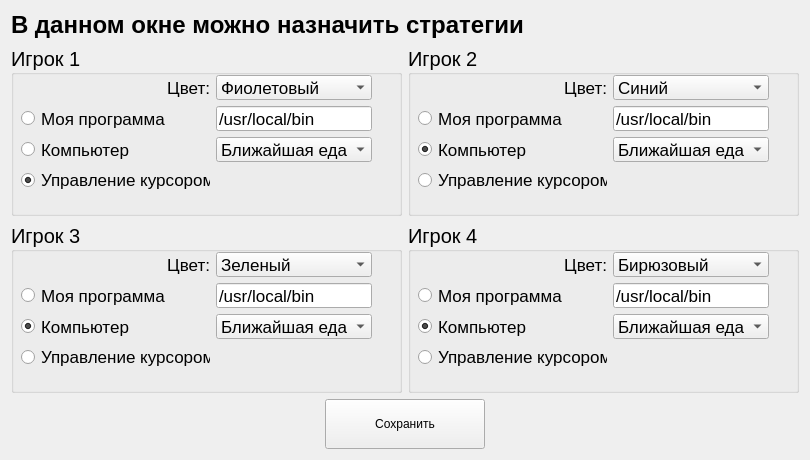
Before: the Qt Designer form agario/local_runner/strategymodal.ui in MailRuChamps/miniaicups, drawn with Qt 5.
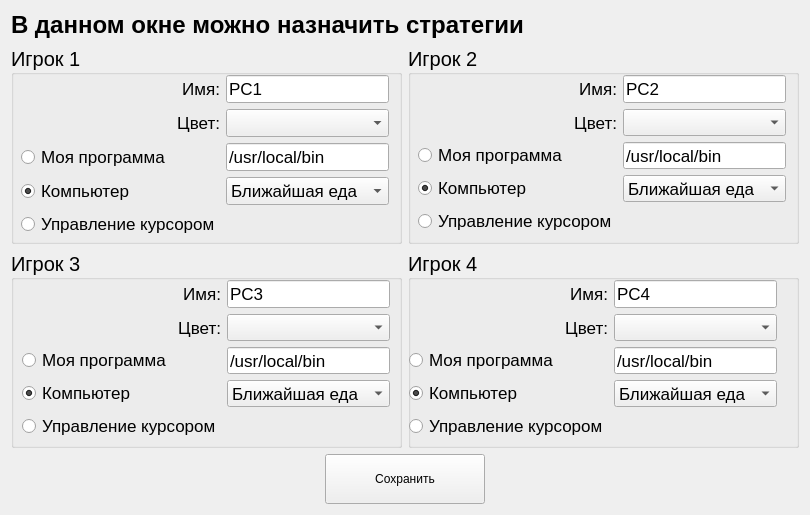
After: the same form once the commit is applied.

Patch:
```diff
--- a/agario/local_runner/strategymodal.ui
+++ b/agario/local_runner/strategymodal.ui
@@ -7,7 +7,7 @@
     <x>0</x>
     <y>0</y>
     <width>810</width>
-    <height>460</height>
+    <height>515</height>
    </rect>
   </property>
   <property name="windowTitle">
@@ -71,56 +71,12 @@
          <rect>
           <x>10</x>
           <y>30</y>
-          <width>351</width>
-          <height>117</height>
+          <width>368</width>
+          <height>164</height>
          </rect>
         </property>
-        <layout class="QGridLayout" name="grid_1">
-         <item row="0" column="1">
-          <widget class="QComboBox" name="cbx_color_1">
-           <property name="font">
-            <font>
-             <pointsize>13</pointsize>
-            </font>
-           </property>
-           <item>
-            <property name="text">
-             <string>Фиолетовый</string>
-            </property>
-           </item>
-           <item>
-            <property name="text">
-             <string>Зеленый</string>
-            </property>
-           </item>
-           <item>
-            <property name="text">
-             <string>Синий</string>
-            </property>
-           </item>
-           <item>
-            <property name="text">
-             <string>Бирюзовый</string>
-            </property>
-           </item>
-          </widget>
-         </item>
-         <item row="3" column="0">
-          <widget class="QRadioButton" name="rbn_mouse_1">
-           <property name="font">
-            <font>
-             <pointsize>13</pointsize>
-            </font>
-           </property>
-           <property name="text">
-            <string>Управление курсором</string>
-           </property>
-           <property name="checked">
-            <bool>true</bool>
-           </property>
-          </widget>
-         </item>
-         <item row="0" column="0">
+        <layout class="QGridLayout" name="gridLayout_2">
+         <item row="1" column="0">
           <widget class="QLabel" name="lbl_color_1">
            <property name="font">
             <font>
@@ -135,7 +91,19 @@
            </property>
           </widget>
          </item>
-         <item row="1" column="0">
+         <item row="0" column="1">
+          <widget class="QLineEdit" name="edt_name_1">
+           <property name="font">
+            <font>
+             <pointsize>13</pointsize>
+            </font>
+           </property>
+           <property name="text">
+            <string>PC1</string>
+           </property>
+          </widget>
+         </item>
+         <item row="2" column="0">
           <widget class="QRadioButton" name="rbn_custom_1">
            <property name="font">
             <font>
@@ -150,7 +118,58 @@
            </property>
           </widget>
          </item>
-         <item row="2" column="0">
+         <item row="2" column="1">
+          <widget class="QLineEdit" name="edt_prog_1">
+           <property name="font">
+            <font>
+             <pointsize>13</pointsize>
+            </font>
+           </property>
+           <property name="text">
+            <string>/usr/local/bin</string>
+           </property>
+          </widget>
+         </item>
+         <item row="1" column="1">
+          <widget class="QComboBox" name="cbx_color_1">
+           <property name="font">
+            <font>
+             <pointsize>13</pointsize>
+            </font>
+           </property>
+          </widget>
+         </item>
+         <item row="0" column="0">
+          <widget class="QLabel" name="lbl_name_1">
+           <property name="font">
+            <font>
+             <pointsize>13</pointsize>
+            </font>
+           </property>
+           <property name="text">
+            <string>Имя:</string>
+           </property>
+           <property name="alignment">
+            <set>Qt::AlignRight|Qt::AlignTrailing|Qt::AlignVCenter</set>
+           </property>
+          </widget>
+         </item>
+         <item row="4" column="0">
+          <widget class="QRadioButton" name="rbn_mouse_1">
+           <property name="font">
+            <font>
+             <pointsize>13</pointsize>
+            </font>
+           </property>
+           <property name="text">
+            <string>Управление курсором</string>
+           </property>
+           <property name="checked">
+            <bool>false</bool>
+           </property>
+          </widget>
+         </item>
+         <item row="3" column="0">
           <widget class="QRadioButton" name="rbn_comp_1">
            <property name="font">
             <font>
@@ -161,11 +180,11 @@
             <string>Компьютер</string>
            </property>
            <property name="checked">
-            <bool>false</bool>
+            <bool>true</bool>
            </property>
           </widget>
          </item>
-         <item row="2" column="1">
+         <item row="3" column="1">
           <widget class="QComboBox" name="cbx_comp_1">
            <property name="font">
             <font>
@@ -179,18 +198,6 @@
            </item>
           </widget>
          </item>
-         <item row="1" column="1">
-          <widget class="QLineEdit" name="edt_prog_1">
-           <property name="font">
-            <font>
-             <pointsize>13</pointsize>
-            </font>
-           </property>
-           <property name="text">
-            <string>/usr/local/bin</string>
-           </property>
-          </widget>
-         </item>
         </layout>
        </widget>
       </widget>
@@ -222,92 +229,99 @@
        <property name="checkable">
         <bool>false</bool>
        </property>
-       <widget class="QWidget" name="gridLayoutWidget_5">
+       <widget class="QWidget" name="layoutWidget">
         <property name="geometry">
          <rect>
           <x>10</x>
           <y>30</y>
-          <width>351</width>
-          <height>117</height>
+          <width>368</width>
+          <height>159</height>
          </rect>
         </property>
-        <layout class="QGridLayout" name="grid_5">
+        <layout class="QGridLayout" name="gridLayout_3">
+         <item row="0" column="0">
+          <widget class="QLabel" name="lbl_name_2">
+           <property name="font">
+            <font>
+             <pointsize>13</pointsize>
+            </font>
+           </property>
+           <property name="text">
+            <string>Имя:</string>
+           </property>
+           <property name="alignment">
+            <set>Qt::AlignRight|Qt::AlignTrailing|Qt::AlignVCenter</set>
+           </property>
+          </widget>
+         </item>
          <item row="0" column="1">
-          <widget class="QComboBox" name="cbx_color_5">
+          <widget class="QLineEdit" name="edt_name_2">
+           <property name="font">
+            <font>
+             <pointsize>13</pointsize>
+            </font>
+           </property>
+           <property name="text">
+            <string>PC2</string>
+           </property>
+          </widget>
+         </item>
+         <item row="1" column="0">
+          <widget class="QLabel" name="lbl_color_2">
+           <property name="font">
+            <font>
+             <pointsize>13</pointsize>
+            </font>
+           </property>
+           <property name="text">
+            <string>Цвет:</string>
+           </property>
+           <property name="alignment">
+            <set>Qt::AlignRight|Qt::AlignTrailing|Qt::AlignVCenter</set>
+           </property>
+          </widget>
+         </item>
+         <item row="1" column="1">
+          <widget class="QComboBox" name="cbx_color_2">
            <property name="font">
             <font>
              <pointsize>13</pointsize>
             </font>
            </property>
            <property name="currentText">
-            <string>Синий</string>
+            <string/>
            </property>
            <property name="currentIndex">
-            <number>2</number>
-           </property>
-           <item>
-            <property name="text">
-             <string>Фиолетовый</string>
-            </property>
-           </item>
-           <item>
-            <property name="text">
-             <string>Зеленый</string>
-            </property>
-           </item>
-           <item>
-            <property name="text">
-             <string>Синий</string>
-            </property>
-           </item>
-           <item>
-            <property name="text">
-             <string>Бирюзовый</string>
-            </property>
-           </item>
-          </widget>
-         </item>
-         <item row="3" column="0">
-          <widget class="QRadioButton" name="rbn_mouse_5">
-           <property name="font">
-            <font>
-             <pointsize>13</pointsize>
-            </font>
-           </property>
-           <property name="text">
-            <string>Управление курсором</string>
-           </property>
-          </widget>
-         </item>
-         <item row="0" column="0">
-          <widget class="QLabel" name="lbl_color_5">
-           <property name="font">
-            <font>
-             <pointsize>13</pointsize>
-            </font>
-           </property>
-           <property name="text">
-            <string>Цвет:</string>
-           </property>
-           <property name="alignment">
-            <set>Qt::AlignRight|Qt::AlignTrailing|Qt::AlignVCenter</set>
-           </property>
-          </widget>
-         </item>
-         <item row="1" column="0">
-          <widget class="QRadioButton" name="rbn_custom_5">
-           <property name="font">
-            <font>
-             <pointsize>13</pointsize>
-            </font>
-           </property>
-           <property name="text">
-            <string>Моя программа</string>
+            <number>-1</number>
            </property>
           </widget>
          </item>
          <item row="2" column="0">
-          <widget class="QRadioButton" name="rbn_comp_5">
+          <widget class="QRadioButton" name="rbn_custom_2">
+           <property name="font">
+            <font>
+             <pointsize>13</pointsize>
+            </font>
+           </property>
+           <property name="text">
+            <string>Моя программа</string>
+           </property>
+          </widget>
+         </item>
+         <item row="2" column="1">
+          <widget class="QLineEdit" name="edt_prog_2">
+           <property name="font">
+            <font>
+             <pointsize>13</pointsize>
+            </font>
+           </property>
+           <property name="text">
+            <string>/usr/local/bin</string>
+           </property>
+          </widget>
+         </item>
+         <item row="3" column="0">
+          <widget class="QRadioButton" name="rbn_comp_2">
            <property name="font">
             <font>
              <pointsize>13</pointsize>
@@ -321,8 +335,8 @@
            </property>
           </widget>
          </item>
-         <item row="2" column="1">
-          <widget class="QComboBox" name="cbx_comp_5">
+         <item row="3" column="1">
+          <widget class="QComboBox" name="cbx_comp_2">
            <property name="font">
             <font>
              <pointsize>13</pointsize>
@@ -335,15 +349,15 @@
            </item>
           </widget>
          </item>
-         <item row="1" column="1">
-          <widget class="QLineEdit" name="edt_prog_5">
+         <item row="4" column="0">
+          <widget class="QRadioButton" name="rbn_mouse_2">
            <property name="font">
             <font>
              <pointsize>13</pointsize>
             </font>
            </property>
            <property name="text">
-            <string>/usr/local/bin</string>
+            <string>Управление курсором</string>
            </property>
           </widget>
          </item>
@@ -382,92 +396,99 @@
        <property name="checkable">
         <bool>false</bool>
        </property>
-       <widget class="QWidget" name="gridLayoutWidget_2">
+       <widget class="QWidget" name="layoutWidget">
         <property name="geometry">
          <rect>
-          <x>10</x>
+          <x>11</x>
           <y>30</y>
-          <width>351</width>
-          <height>117</height>
+          <width>368</width>
+          <height>159</height>
          </rect>
         </property>
-        <layout class="QGridLayout" name="grid_2">
+        <layout class="QGridLayout" name="gridLayout">
+         <item row="0" column="0">
+          <widget class="QLabel" name="lbl_name_3">
+           <property name="font">
+            <font>
+             <pointsize>13</pointsize>
+            </font>
+           </property>
+           <property name="text">
+            <string>Имя:</string>
+           </property>
+           <property name="alignment">
+            <set>Qt::AlignRight|Qt::AlignTrailing|Qt::AlignVCenter</set>
+           </property>
+          </widget>
+         </item>
          <item row="0" column="1">
-          <widget class="QComboBox" name="cbx_color_7">
+          <widget class="QLineEdit" name="edt_name_3">
+           <property name="font">
+            <font>
+             <pointsize>13</pointsize>
+            </font>
+           </property>
+           <property name="text">
+            <string>PC3</string>
+           </property>
+          </widget>
+         </item>
+         <item row="1" column="0">
+          <widget class="QLabel" name="lbl_color_3">
+           <property name="font">
+            <font>
+             <pointsize>13</pointsize>
+            </font>
+           </property>
+           <property name="text">
+            <string>Цвет:</string>
+           </property>
+           <property name="alignment">
+            <set>Qt::AlignRight|Qt::AlignTrailing|Qt::AlignVCenter</set>
+           </property>
+          </widget>
+         </item>
+         <item row="1" column="1">
+          <widget class="QComboBox" name="cbx_color_3">
            <property name="font">
             <font>
              <pointsize>13</pointsize>
             </font>
            </property>
            <property name="currentText">
-            <string>Зеленый</string>
+            <string/>
            </property>
            <property name="currentIndex">
-            <number>1</number>
-           </property>
-           <item>
-            <property name="text">
-             <string>Фиолетовый</string>
-            </property>
-           </item>
-           <item>
-            <property name="text">
-             <string>Зеленый</string>
-            </property>
-           </item>
-           <item>
-            <property name="text">
-             <string>Синий</string>
-            </property>
-           </item>
-           <item>
-            <property name="text">
-             <string>Бирюзовый</string>
-            </property>
-           </item>
-          </widget>
-         </item>
-         <item row="3" column="0">
-          <widget class="QRadioButton" name="rbn_mouse_7">
-           <property name="font">
-            <font>
-             <pointsize>13</pointsize>
-            </font>
-           </property>
-           <property name="text">
-            <string>Управление курсором</string>
-           </property>
-          </widget>
-         </item>
-         <item row="0" column="0">
-          <widget class="QLabel" name="lbl_color_7">
-           <property name="font">
-            <font>
-             <pointsize>13</pointsize>
-            </font>
-           </property>
-           <property name="text">
-            <string>Цвет:</string>
-           </property>
-           <property name="alignment">
-            <set>Qt::AlignRight|Qt::AlignTrailing|Qt::AlignVCenter</set>
-           </property>
-          </widget>
-         </item>
-         <item row="1" column="0">
-          <widget class="QRadioButton" name="rbn_custom_7">
-           <property name="font">
-            <font>
-             <pointsize>13</pointsize>
-            </font>
-           </property>
-           <property name="text">
-            <string>Моя программа</string>
+            <number>-1</number>
            </property>
           </widget>
          </item>
          <item row="2" column="0">
-          <widget class="QRadioButton" name="rbn_comp_7">
+          <widget class="QRadioButton" name="rbn_custom_3">
+           <property name="font">
+            <font>
+             <pointsize>13</pointsize>
+            </font>
+           </property>
+           <property name="text">
+            <string>Моя программа</string>
+           </property>
+          </widget>
+         </item>
+         <item row="2" column="1">
+          <widget class="QLineEdit" name="edt_prog_3">
+           <property name="font">
+            <font>
+             <pointsize>13</pointsize>
+            </font>
+           </property>
+           <property name="text">
+            <string>/usr/local/bin</string>
+           </property>
+          </widget>
+         </item>
+         <item row="3" column="0">
+          <widget class="QRadioButton" name="rbn_comp_3">
            <property name="font">
             <font>
              <pointsize>13</pointsize>
@@ -481,8 +502,8 @@
            </property>
           </widget>
          </item>
-         <item row="2" column="1">
-          <widget class="QComboBox" name="cbx_comp_7">
+         <item row="3" column="1">
+          <widget class="QComboBox" name="cbx_comp_3">
            <property name="font">
             <font>
              <pointsize>13</pointsize>
@@ -495,15 +516,15 @@
            </item>
           </widget>
          </item>
-         <item row="1" column="1">
-          <widget class="QLineEdit" name="edt_prog_7">
+         <item row="4" column="0">
+          <widget class="QRadioButton" name="rbn_mouse_3">
            <property name="font">
             <font>
              <pointsize>13</pointsize>
             </font>
            </property>
            <property name="text">
-            <string>/usr/local/bin</string>
+            <string>Управление курсором</string>
            </property>
           </widget>
          </item>
@@ -538,92 +559,99 @@
        <property name="checkable">
         <bool>false</bool>
        </property>
-       <widget class="QWidget" name="gridLayoutWidget_6">
+       <widget class="QWidget" name="layoutWidget">
         <property name="geometry">
          <rect>
-          <x>10</x>
+          <x>1</x>
           <y>30</y>
-          <width>351</width>
-          <height>117</height>
+          <width>368</width>
+          <height>159</height>
          </rect>
         </property>
-        <layout class="QGridLayout" name="grid_6">
+        <layout class="QGridLayout" name="gridLayout_4">
+         <item row="0" column="0">
+          <widget class="QLabel" name="lbl_name_4">
+           <property name="font">
+            <font>
+             <pointsize>13</pointsize>
+            </font>
+           </property>
+           <property name="text">
+            <string>Имя:</string>
+           </property>
+           <property name="alignment">
+            <set>Qt::AlignRight|Qt::AlignTrailing|Qt::AlignVCenter</set>
+           </property>
+          </widget>
+         </item>
          <item row="0" column="1">
-          <widget class="QComboBox" name="cbx_color_6">
+          <widget class="QLineEdit" name="edt_name_4">
+           <property name="font">
+            <font>
+             <pointsize>13</pointsize>
+            </font>
+           </property>
+           <property name="text">
+            <string>PC4</string>
+           </property>
+          </widget>
+         </item>
+         <item row="1" column="0">
+          <widget class="QLabel" name="lbl_color_4">
+           <property name="font">
+            <font>
+             <pointsize>13</pointsize>
+            </font>
+           </property>
+           <property name="text">
+            <string>Цвет:</string>
+           </property>
+           <property name="alignment">
+            <set>Qt::AlignRight|Qt::AlignTrailing|Qt::AlignVCenter</set>
+           </property>
+          </widget>
+         </item>
+         <item row="1" column="1">
+          <widget class="QComboBox" name="cbx_color_4">
            <property name="font">
             <font>
              <pointsize>13</pointsize>
             </font>
            </property>
            <property name="currentText">
-            <string>Бирюзовый</string>
+            <string/>
            </property>
            <property name="currentIndex">
-            <number>3</number>
-           </property>
-           <item>
-            <property name="text">
-             <string>Фиолетовый</string>
-            </property>
-           </item>
-           <item>
-            <property name="text">
-             <string>Зеленый</string>
-            </property>
-           </item>
-           <item>
-            <property name="text">
-             <string>Синий</string>
-            </property>
-           </item>
-           <item>
-            <property name="text">
-             <string>Бирюзовый</string>
-            </property>
-           </item>
-          </widget>
-         </item>
-         <item row="3" column="0">
-          <widget class="QRadioButton" name="rbn_mouse_6">
-           <property name="font">
-            <font>
-             <pointsize>13</pointsize>
-            </font>
-           </property>
-           <property name="text">
-            <string>Управление курсором</string>
-           </property>
-          </widget>
-         </item>
-         <item row="0" column="0">
-          <widget class="QLabel" name="lbl_color_6">
-           <property name="font">
-            <font>
-             <pointsize>13</pointsize>
-            </font>
-           </property>
-           <property name="text">
-            <string>Цвет:</string>
-           </property>
-           <property name="alignment">
-            <set>Qt::AlignRight|Qt::AlignTrailing|Qt::AlignVCenter</set>
-           </property>
-          </widget>
-         </item>
-         <item row="1" column="0">
-          <widget class="QRadioButton" name="rbn_custom_6">
-           <property name="font">
-            <font>
-             <pointsize>13</pointsize>
-            </font>
-           </property>
-           <property name="text">
-            <string>Моя программа</string>
+            <number>-1</number>
            </property>
           </widget>
          </item>
          <item row="2" column="0">
-          <widget class="QRadioButton" name="rbn_comp_6">
+          <widget class="QRadioButton" name="rbn_custom_4">
+           <property name="font">
+            <font>
+             <pointsize>13</pointsize>
+            </font>
+           </property>
+           <property name="text">
+            <string>Моя программа</string>
+           </property>
+          </widget>
+         </item>
+         <item row="2" column="1">
+          <widget class="QLineEdit" name="edt_prog_4">
+           <property name="font">
+            <font>
+             <pointsize>13</pointsize>
+            </font>
+           </property>
+           <property name="text">
+            <string>/usr/local/bin</string>
+           </property>
+          </widget>
+         </item>
+         <item row="3" column="0">
+          <widget class="QRadioButton" name="rbn_comp_4">
            <property name="font">
             <font>
              <pointsize>13</pointsize>
@@ -637,8 +665,8 @@
            </property>
           </widget>
          </item>
-         <item row="2" column="1">
-          <widget class="QComboBox" name="cbx_comp_6">
+         <item row="3" column="1">
+          <widget class="QComboBox" name="cbx_comp_4">
            <property name="font">
             <font>
              <pointsize>13</pointsize>
@@ -651,15 +679,15 @@
            </item>
           </widget>
          </item>
-         <item row="1" column="1">
-          <widget class="QLineEdit" name="edt_prog_6">
+         <item row="4" column="0">
+          <widget class="QRadioButton" name="rbn_mouse_4">
            <property name="font">
             <font>
              <pointsize>13</pointsize>
             </font>
            </property>
            <property name="text">
-            <string>/usr/local/bin</string>
+            <string>Управление курсором</string>
            </property>
           </widget>
          </item>
```
Left out of the diff: 6 changed lines with no effect on the pictures.
